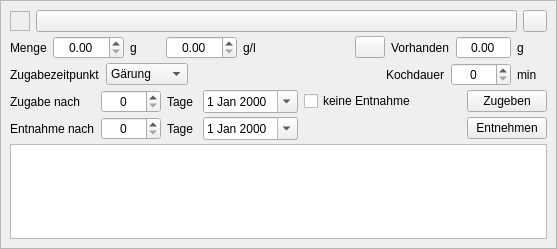
Above: kleiner-brauhelfer/widgets/wdgweiterezutatgabe.ui from kleiner-brauhelfer/kleiner-brauhelfer-2 before the change. Below: the same form after it.
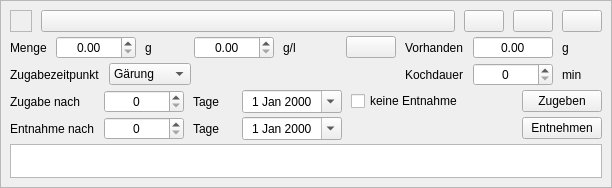
That is the form after the change. Icons and pictures are not drawn. Custom widgets are drawn as their Qt base class.

Patch:
```diff
--- a/kleiner-brauhelfer/widgets/wdgweiterezutatgabe.ui
+++ b/kleiner-brauhelfer/widgets/wdgweiterezutatgabe.ui
@@ -6,8 +6,8 @@
    <rect>
     <x>0</x>
     <y>0</y>
-    <width>557</width>
-    <height>249</height>
+    <width>612</width>
+    <height>188</height>
    </rect>
   </property>
   <property name="autoFillBackground">
@@ -41,20 +41,20 @@
       <item>
        <layout class="QHBoxLayout" name="horizontalLayout_7">
         <property name="spacing">
-         <number>6</number>
+         <number>9</number>
         </property>
         <item>
          <widget class="QFrame" name="frameColor">
           <property name="minimumSize">
            <size>
-            <width>20</width>
-            <height>20</height>
+            <width>22</width>
+            <height>22</height>
            </size>
           </property>
           <property name="maximumSize">
            <size>
-            <width>20</width>
-            <height>20</height>
+            <width>22</width>
+            <height>22</height>
            </size>
           </property>
           <property name="focusPolicy">
@@ -81,26 +81,24 @@
           </property>
          </widget>
         </item>
+        <item>
+         <widget class="QPushButton" name="btnNachOben">
+          <property name="icon">
+           <iconset resource="../images.qrc">
+            <normaloff>:/images/nach_oben.svg</normaloff>:/images/nach_oben.svg</iconset>
+          </property>
+         </widget>
+        </item>
+        <item>
+         <widget class="QPushButton" name="btnNachUnten">
+          <property name="icon">
+           <iconset resource="../images.qrc">
+            <normaloff>:/images/nach_unten.svg</normaloff>:/images/nach_unten.svg</iconset>
+          </property>
+         </widget>
+        </item>
         <item>
          <widget class="QPushButton" name="btnLoeschen">
-          <property name="sizePolicy">
-           <sizepolicy hsizetype="Fixed" vsizetype="Fixed">
-            <horstretch>0</horstretch>
-            <verstretch>0</verstretch>
-           </sizepolicy>
-          </property>
-          <property name="minimumSize">
-           <size>
-            <width>24</width>
-            <height>22</height>
-           </size>
-          </property>
-          <property name="maximumSize">
-           <size>
-            <width>24</width>
-            <height>22</height>
-           </size>
-          </property>
           <property name="toolTip">
            <string>&lt;html&gt;&lt;head/&gt;&lt;body&gt;&lt;p&gt;Mit diesem Button wird die Weitere Zutat links aus dem Rezept gelöscht.&lt;/p&gt;&lt;p&gt;&lt;span style=&quot; font-weight:600; color:#fc0107;&quot;&gt;Achtung: &lt;/span&gt;Dies kann nicht rückgängig gemacht werden, es sei denn man beendet das Programm und bestätigt dabei, dass alle Änderungen der Sitzung verworfen werden. Die Zutat bleibt in der Rohstoffliste erhalten.&lt;br/&gt;&lt;/p&gt;&lt;/body&gt;&lt;/html&gt;</string>
           </property>
@@ -108,12 +106,6 @@
            <iconset resource="../images.qrc">
             <normaloff>:/images/close_button.svg</normaloff>:/images/close_button.svg</iconset>
           </property>
-          <property name="iconSize">
-           <size>
-            <width>25</width>
-            <height>16</height>
-           </size>
-          </property>
          </widget>
         </item>
        </layout>
@@ -121,7 +113,7 @@
       <item>
        <layout class="QHBoxLayout" name="horizontalLayout_8">
         <property name="spacing">
-         <number>6</number>
+         <number>9</number>
         </property>
         <item>
          <widget class="QLabel" name="label_3">
@@ -134,7 +126,7 @@
          <widget class="DoubleSpinBox" name="tbMengeTotal">
           <property name="minimumSize">
            <size>
-            <width>50</width>
+            <width>80</width>
             <height>0</height>
            </size>
           </property>
@@ -162,7 +154,7 @@
          <widget class="QLabel" name="lblEinheit">
           <property name="minimumSize">
            <size>
-            <width>30</width>
+            <width>40</width>
             <height>0</height>
            </size>
           </property>
@@ -175,7 +167,7 @@
          <widget class="DoubleSpinBox" name="tbMenge">
           <property name="minimumSize">
            <size>
-            <width>60</width>
+            <width>80</width>
             <height>0</height>
            </size>
           </property>
@@ -203,7 +195,7 @@
          <widget class="QLabel" name="lblEinheitProLiter">
           <property name="minimumSize">
            <size>
-            <width>30</width>
+            <width>40</width>
             <height>0</height>
            </size>
           </property>
@@ -229,14 +221,14 @@
          <widget class="QPushButton" name="btnAufbrauchen">
           <property name="minimumSize">
            <size>
-            <width>30</width>
-            <height>22</height>
+            <width>50</width>
+            <height>0</height>
            </size>
           </property>
           <property name="maximumSize">
            <size>
-            <width>30</width>
-            <height>22</height>
+            <width>50</width>
+            <height>16777215</height>
            </size>
           </property>
           <property name="toolTip">
@@ -259,7 +251,7 @@
          <widget class="DoubleSpinBox" name="tbVorhanden">
           <property name="minimumSize">
            <size>
-            <width>50</width>
+            <width>80</width>
             <height>0</height>
            </size>
           </property>
@@ -287,7 +279,7 @@
          <widget class="QLabel" name="lblEinheit2">
           <property name="minimumSize">
            <size>
-            <width>30</width>
+            <width>40</width>
             <height>0</height>
            </size>
           </property>
@@ -302,7 +294,7 @@
        <widget class="QWidget" name="wdgZugabezeitpunkt" native="true">
         <layout class="QHBoxLayout" name="horizontalLayout_9">
          <property name="spacing">
-          <number>6</number>
+          <number>9</number>
          </property>
          <property name="leftMargin">
           <number>0</number>
@@ -362,7 +354,7 @@
           <widget class="QWidget" name="wdgKochdauer" native="true">
            <layout class="QHBoxLayout" name="horizontalLayout">
             <property name="spacing">
-             <number>6</number>
+             <number>9</number>
             </property>
             <property name="leftMargin">
              <number>0</number>
@@ -387,7 +379,7 @@
              <widget class="SpinBox" name="tbDauerMin">
               <property name="minimumSize">
                <size>
-                <width>60</width>
+                <width>80</width>
                 <height>0</height>
                </size>
               </property>
@@ -406,7 +398,7 @@
              <widget class="QLabel" name="label_5">
               <property name="minimumSize">
                <size>
-                <width>30</width>
+                <width>40</width>
                 <height>0</height>
                </size>
               </property>
@@ -437,7 +429,7 @@
           <number>0</number>
          </property>
          <property name="horizontalSpacing">
-          <number>6</number>
+          <number>9</number>
          </property>
          <property name="verticalSpacing">
           <number>4</number>
@@ -463,7 +455,7 @@
           <widget class="SpinBox" name="tbDauerTage">
            <property name="minimumSize">
             <size>
-             <width>60</width>
+             <width>80</width>
              <height>0</height>
             </size>
            </property>
@@ -479,7 +471,7 @@
           <widget class="SpinBox" name="tbZugabeNach">
            <property name="minimumSize">
             <size>
-             <width>60</width>
+             <width>80</width>
              <height>0</height>
             </size>
            </property>
@@ -493,9 +485,18 @@
          </item>
          <item row="0" column="3">
           <widget class="DateEdit" name="tbDatumVon">
+           <property name="minimumSize">
+            <size>
+             <width>100</width>
+             <height>0</height>
+            </size>
+           </property>
            <property name="toolTip">
             <string>&lt;html&gt;&lt;head/&gt;&lt;body&gt;&lt;p&gt;Hier definiert der Kleine Brauhelfer das &lt;span style=&quot; font-weight:600;&quot;&gt;Zugabedatum&lt;/span&gt; der Zugabe, abhängig vom gewählten Zugabezeitpunkt.&lt;/p&gt;&lt;/body&gt;&lt;/html&gt;</string>
            </property>
+           <property name="alignment">
+            <set>Qt::AlignCenter</set>
+           </property>
            <property name="calendarPopup">
             <bool>true</bool>
            </property>
@@ -505,7 +506,7 @@
           <widget class="QLabel" name="lblDauerTage">
            <property name="minimumSize">
             <size>
-             <width>30</width>
+             <width>40</width>
              <height>0</height>
             </size>
            </property>
@@ -518,7 +519,7 @@
           <widget class="QLabel" name="label_7">
            <property name="minimumSize">
             <size>
-             <width>30</width>
+             <width>40</width>
              <height>0</height>
             </size>
            </property>
@@ -542,9 +543,18 @@
          </item>
          <item row="1" column="3">
           <widget class="DateEdit" name="tbDatumBis">
+           <property name="minimumSize">
+            <size>
+             <width>100</width>
+             <height>0</height>
+            </size>
+           </property>
            <property name="toolTip">
             <string>&lt;html&gt;&lt;head/&gt;&lt;body&gt;&lt;p&gt;Hier definiert der Kleine Brauhelfer das &lt;span style=&quot; font-weight:600;&quot;&gt;Entnahmedatum&lt;/span&gt; der Zugabe, abhängig vom gewählten Entnahmezeitpunkt.&lt;/p&gt;&lt;/body&gt;&lt;/html&gt;</string>
            </property>
+           <property name="alignment">
+            <set>Qt::AlignCenter</set>
+           </property>
            <property name="calendarPopup">
             <bool>true</bool>
            </property>
@@ -604,21 +614,21 @@
    <extends>QDoubleSpinBox</extends>
    <header>widgets/doublespinbox.h</header>
   </customwidget>
-  <customwidget>
-   <class>ComboBox</class>
-   <extends>QComboBox</extends>
-   <header>widgets/combobox.h</header>
-  </customwidget>
-  <customwidget>
-   <class>SpinBox</class>
-   <extends>QSpinBox</extends>
-   <header>widgets/spinbox.h</header>
-  </customwidget>
   <customwidget>
    <class>DateEdit</class>
    <extends>QDateEdit</extends>
    <header>widgets/dateedit.h</header>
   </customwidget>
+  <customwidget>
+   <class>SpinBox</class>
+   <extends>QSpinBox</extends>
+   <header>widgets/spinbox.h</header>
+  </customwidget>
+  <customwidget>
+   <class>ComboBox</class>
+   <extends>QComboBox</extends>
+   <header>widgets/combobox.h</header>
+  </customwidget>
  </customwidgets>
  <tabstops>
   <tabstop>btnLoeschen</tabstop>
```
